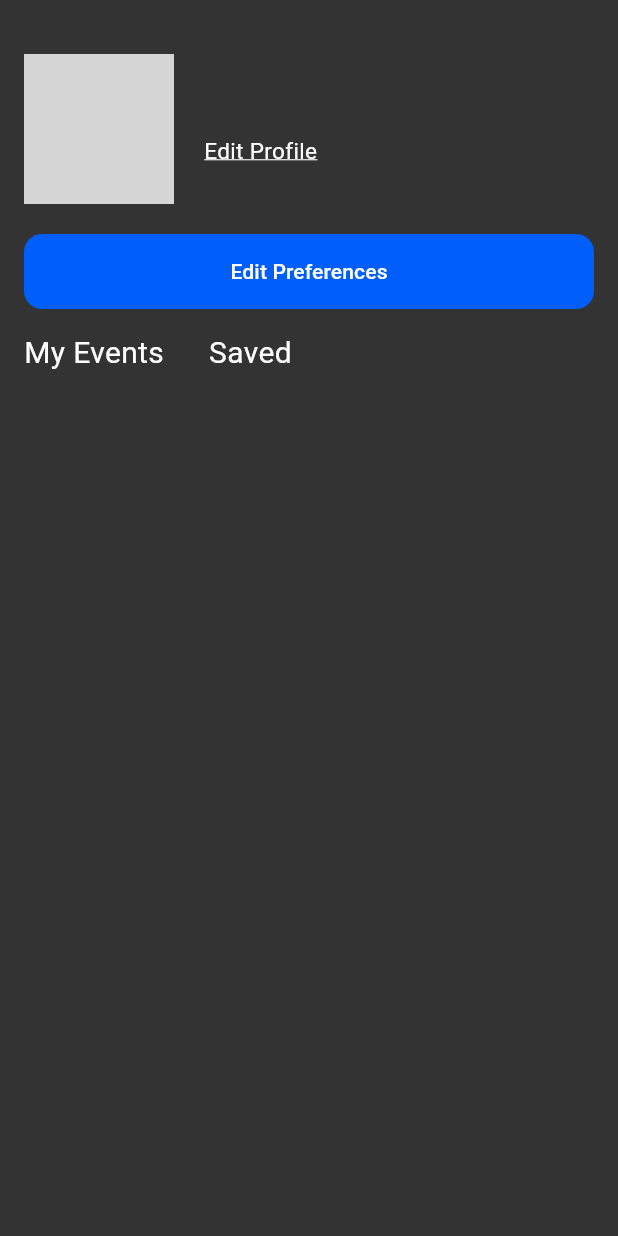
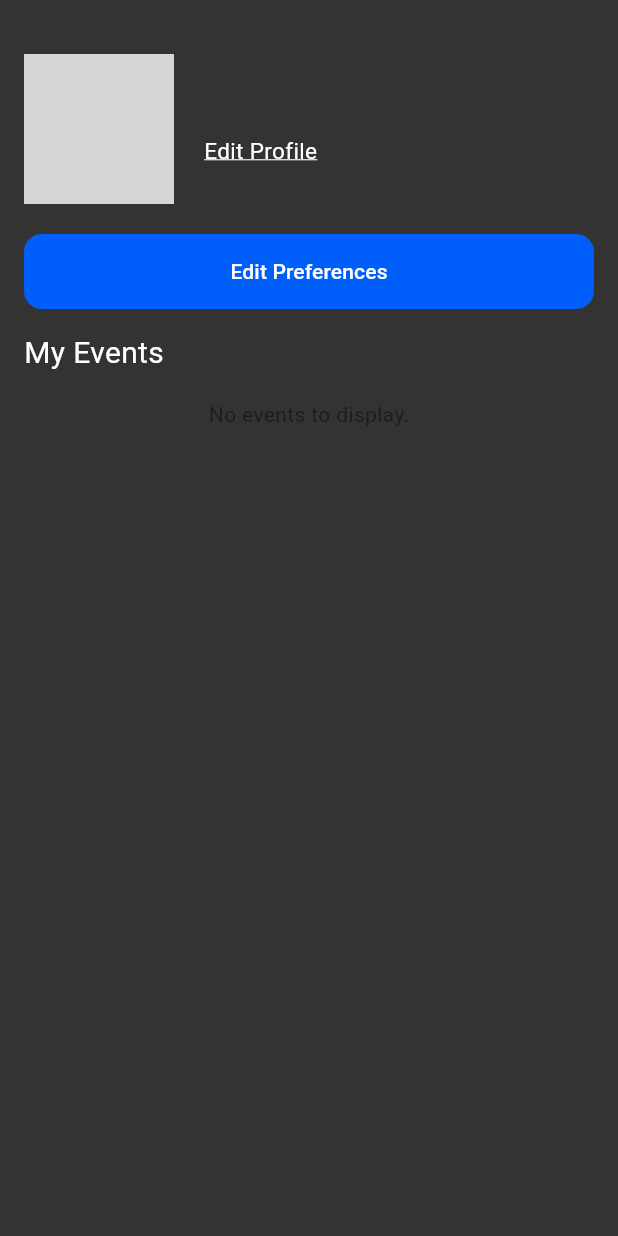
Before and after one commit to YMT-Yamete/AEDA-Auckland-Local-Event-Discovery-App, a Flutter app: the ProfilePage screen opened directly, on a phone screen of 412 x 824 dp. Run offline on Flutter 3.47's test engine with Material 2 defaults, Android fonts, the phone set to English and light mode, and no system bars; our stand-ins replace cloud_firestore, firebase_auth, firebase_core, firebase_storage, flutter_custom_clippers, image_picker and 2 more; accounts and stored records are empty; grey boxes are pictures that could not be loaded.

Commit message:
finished profile page (my events)

```diff
--- a/lib/View/profle.dart
+++ b/lib/View/profle.dart
@@ -96,37 +96,34 @@ class ProfilePage extends StatelessWidget {
                           ),
                         ),
                         SizedBox(width: 30),
-                        GestureDetector(
-                          onTap: () {},
-                          child: Text(
-                            "Saved",
-                            style: TextStyle(color: Colors.white, fontSize: 20),
-                          ),
-                        ),
                       ],
                     ),
                   ],
                 ),
               ),
-              Expanded(
-                child: ListView.builder(
-                  itemCount: 0,
-                  itemBuilder: (context, index) {
-                    return EventCard(
-                        event: LocalEvent(
-                            eventName: '',
-                            date: '',
-                            startTime: '',
-                            endTime: '',
-                            address: '',
-                            location: '',
-                            category: '',
-                            description: '',
-                            imagePath: '',
-                            appUserEmail: ''));
-                  },
-                ),
-              ),
+              FutureBuilder<List<LocalEvent>>(
+                future: viewModel.fetchUserEvents(),
+                builder: (context, snapshot) {
+                  if (snapshot.connectionState == ConnectionState.waiting) {
+                    return CircularProgressIndicator();
+                  } else if (snapshot.hasError) {
+                    return Text('Error: ${snapshot.error}');
+                  } else if (!snapshot.hasData || snapshot.data!.isEmpty) {
+                    return Text('No events to display.');
+                  } else {
+                    final userEvents = snapshot.data;
+
+                    return Expanded(
+                      child: ListView.builder(
+                        itemCount: userEvents!.length,
+                        itemBuilder: (context, index) {
+                          return EventCard(event: userEvents[index]);
+                        },
+                      ),
+                    );
+                  }
+                },
+              )
             ],
           ),
         ),
--- a/lib/main.dart
+++ b/lib/main.dart
@@ -1,6 +1,7 @@
 import 'package:aeda/Data/data.dart';
 import 'package:aeda/View/login.dart';
 import 'package:aeda/ViewModel/create_viewModel.dart';
+import 'package:aeda/ViewModel/filter_viewModel.dart';
 import 'package:aeda/ViewModel/interested_area_viewModel.dart';
 import 'package:aeda/ViewModel/login_viewModel.dart';
 import 'package:aeda/ViewModel/my_feed_viewModel.dart';
@@ -34,6 +35,7 @@ class MyApp extends StatelessWidget {
         ChangeNotifierProvider(create: (context) => CreateViewModel()),
         ChangeNotifierProvider(create: (context) => MyFeedViewModel()),
         ChangeNotifierProvider(create: (context) => InterestedAreaViewModel()),
+        ChangeNotifierProvider(create: (context) => FilterViewModel()),
       ],
       child: MaterialApp(
         title: 'AEDA',
```
Also changed, not shown: lib/View/event_details.dart (+9 -1 lines), lib/View/filter.dart (+5 -15 lines), lib/View/my_feed.dart (+19 -7 lines), lib/ViewModel/filter_viewModel.dart (added, +45 -0 lines), lib/ViewModel/my_feed_viewModel.dart (+29 -3 lines), lib/ViewModel/profile_viewModel.dart (+35 -0 lines).
